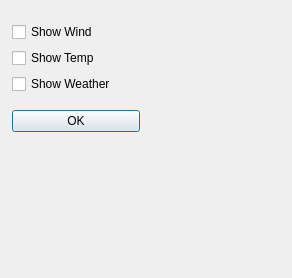
Kartikeyapan598/Grib, file src/rendertypes.ui: the form before one commit.
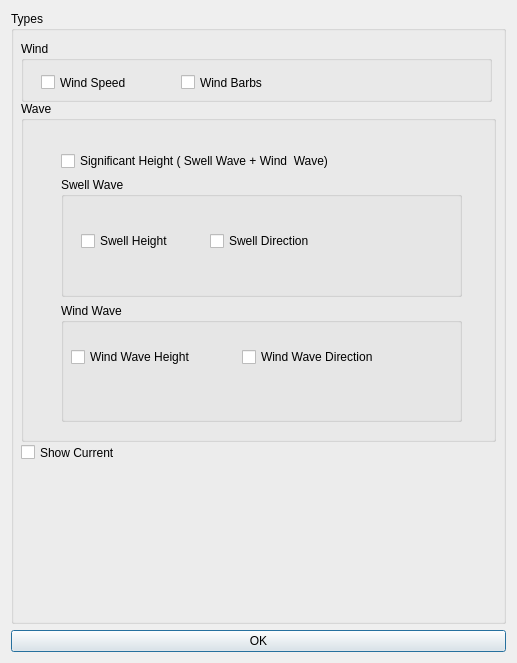
The form after the commit.

```diff
--- a/src/rendertypes.ui
+++ b/src/rendertypes.ui
@@ -6,47 +6,170 @@
    <rect>
     <x>0</x>
     <y>0</y>
-    <width>292</width>
-    <height>278</height>
+    <width>517</width>
+    <height>663</height>
    </rect>
   </property>
   <property name="windowTitle">
    <string>Dialog</string>
   </property>
-  <widget class="QWidget" name="">
-   <property name="geometry">
-    <rect>
-     <x>12</x>
-     <y>12</y>
-     <width>128</width>
-     <height>132</height>
-    </rect>
-   </property>
-   <layout class="QVBoxLayout" name="verticalLayout_2">
+  <layout class="QVBoxLayout" name="verticalLayout_3">
     <item>
+    <widget class="QGroupBox" name="groupBox">
+     <property name="title">
+      <string>Types</string>
+     </property>
+     <widget class="QGroupBox" name="WaveGroupBox">
+      <property name="geometry">
+       <rect>
+        <x>10</x>
+        <y>90</y>
+        <width>475</width>
+        <height>341</height>
+       </rect>
+      </property>
+      <property name="title">
+       <string>Wave</string>
+      </property>
+      <widget class="QWidget" name="layoutWidget">
+       <property name="geometry">
+        <rect>
+         <x>40</x>
+         <y>50</y>
+         <width>401</width>
+         <height>271</height>
+        </rect>
+       </property>
      <layout class="QVBoxLayout" name="verticalLayout">
       <item>
        <widget class="QCheckBox" name="checkBox">
         <property name="text">
-         <string>Show Wind</string>
+           <string>Significant Height ( Swell Wave + Wind  Wave)</string>
         </property>
        </widget>
       </item>
       <item>
-       <widget class="QCheckBox" name="checkBox_3">
+         <widget class="QGroupBox" name="SwellWaveGroupBox">
+          <property name="title">
+           <string>Swell Wave</string>
+          </property>
+          <widget class="QWidget" name="layoutWidget">
+           <property name="geometry">
+            <rect>
+             <x>20</x>
+             <y>50</y>
+             <width>251</width>
+             <height>28</height>
+            </rect>
+           </property>
+           <layout class="QHBoxLayout" name="horizontalLayout">
+            <item>
+             <widget class="QCheckBox" name="SwellWaveHeightBox">
         <property name="text">
-         <string>Show Temp</string>
+               <string>Swell Height</string>
         </property>
        </widget>
       </item>
       <item>
-       <widget class="QCheckBox" name="checkBox_2">
+             <widget class="QCheckBox" name="SwellWaveDirectionBox">
         <property name="text">
-         <string>Show Weather</string>
+               <string>Swell Direction</string>
         </property>
        </widget>
       </item>
      </layout>
+          </widget>
+         </widget>
+        </item>
+        <item>
+         <widget class="QGroupBox" name="WindWaveGroupBox">
+          <property name="title">
+           <string>Wind Wave</string>
+          </property>
+          <widget class="QWidget" name="layoutWidget">
+           <property name="geometry">
+            <rect>
+             <x>10</x>
+             <y>40</y>
+             <width>335</width>
+             <height>28</height>
+            </rect>
+           </property>
+           <layout class="QHBoxLayout" name="horizontalLayout_2">
+            <item>
+             <widget class="QCheckBox" name="WindWaveHeightBox">
+              <property name="text">
+               <string>Wind Wave Height</string>
+              </property>
+             </widget>
+            </item>
+            <item>
+             <widget class="QCheckBox" name="WindWaveDirectionBox">
+              <property name="text">
+               <string>Wind Wave Direction</string>
+              </property>
+             </widget>
+            </item>
+           </layout>
+          </widget>
+         </widget>
+        </item>
+       </layout>
+      </widget>
+     </widget>
+     <widget class="QCheckBox" name="CurrentBox">
+      <property name="geometry">
+       <rect>
+        <x>10</x>
+        <y>430</y>
+        <width>118</width>
+        <height>23</height>
+       </rect>
+      </property>
+      <property name="text">
+       <string>Show Current</string>
+      </property>
+     </widget>
+     <widget class="QGroupBox" name="groupBox_2">
+      <property name="geometry">
+       <rect>
+        <x>10</x>
+        <y>30</y>
+        <width>471</width>
+        <height>61</height>
+       </rect>
+      </property>
+      <property name="title">
+       <string>Wind</string>
+      </property>
+      <widget class="QCheckBox" name="WindSpeedColorBox">
+       <property name="geometry">
+        <rect>
+         <x>20</x>
+         <y>30</y>
+         <width>101</width>
+         <height>23</height>
+        </rect>
+       </property>
+       <property name="text">
+        <string>Wind Speed</string>
+       </property>
+      </widget>
+      <widget class="QCheckBox" name="WindBarbsBox">
+       <property name="geometry">
+        <rect>
+         <x>160</x>
+         <y>30</y>
+         <width>111</width>
+         <height>23</height>
+        </rect>
+       </property>
+       <property name="text">
+        <string>Wind Barbs</string>
+       </property>
+      </widget>
+     </widget>
+    </widget>
     </item>
     <item>
      <widget class="QPushButton" name="pushButton">
@@ -56,7 +179,6 @@
      </widget>
     </item>
    </layout>
-  </widget>
  </widget>
  <resources/>
  <connections/>
```
Left out of the diff: 2 changed lines with no effect on the pictures. Lines whose indentation alone changed are shown as unchanged.
